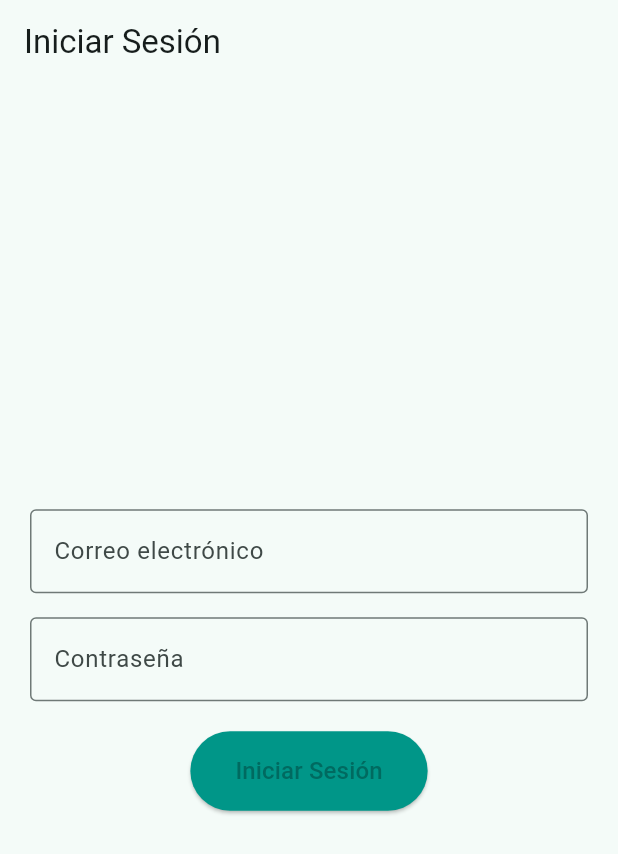
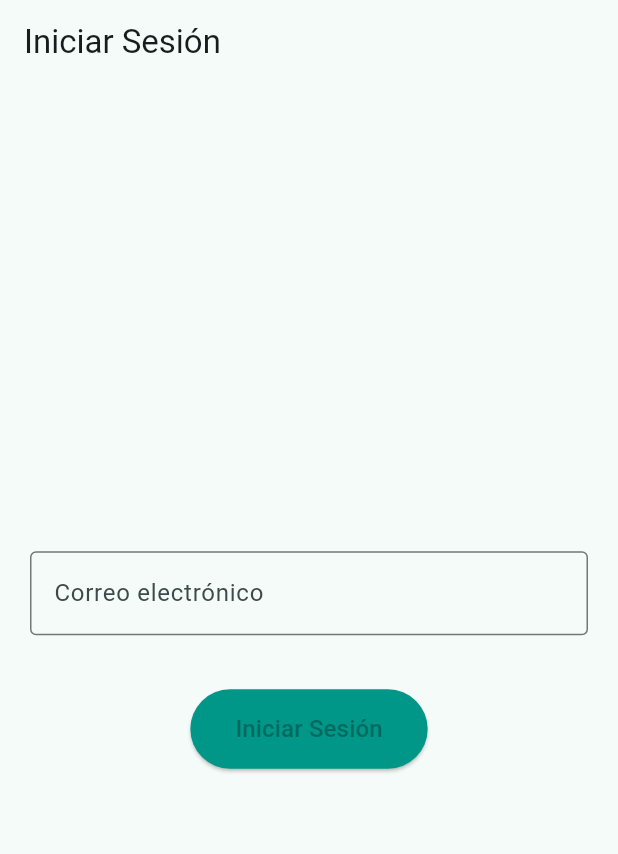
Before and after one commit to OC0098/BudgetApp, a Flutter app: the screen it shows after launch, on a phone screen of 412 x 824 dp. Shown: the top 854 px of the screen. Run offline on Flutter 3.47's test engine with Material 3 defaults, Android fonts, the phone set to English and light mode, and no system bars.

Commit message:
Update main.dart

```diff
--- a/budget_app/lib/main.dart
+++ b/budget_app/lib/main.dart
@@ -135,15 +135,6 @@
             const SizedBox(height: 16),
 
             // Campo de contraseña
-            TextField(
-              controller: passwordController,
-              obscureText: true,
-              decoration: const InputDecoration(
-                labelText: "Contraseña",
-                border: OutlineInputBorder(),
-                hintText: "Ingresa tu contraseña",
-              ),
-            ),
 
             const SizedBox(height: 20),
 
```
